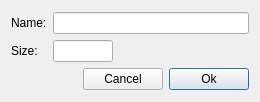
Above: src/widgets/new_tag_dialog.ui from pbmoeller/MinecraftNbtViewer before the change. Below: the same form after it.
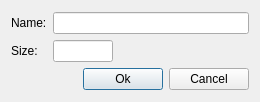
That is the form after the change.

Commit message: Switched the order of the Cancel and Ok button to match the default order.

What changed in the file:
```diff
--- a/src/widgets/new_tag_dialog.ui
+++ b/src/widgets/new_tag_dialog.ui
@@ -58,16 +58,6 @@
          </property>
         </spacer>
        </item>
-       <item>
-        <widget class="QPushButton" name="buttonCancel">
-         <property name="text">
-          <string>Cancel</string>
-         </property>
-         <property name="autoDefault">
-          <bool>false</bool>
-         </property>
-        </widget>
-       </item>
        <item>
         <widget class="QPushButton" name="buttonOk">
          <property name="text">
@@ -78,6 +68,16 @@
          </property>
         </widget>
        </item>
+       <item>
+        <widget class="QPushButton" name="buttonCancel">
+         <property name="text">
+          <string>Cancel</string>
+         </property>
+         <property name="autoDefault">
+          <bool>false</bool>
+         </property>
+        </widget>
+       </item>
       </layout>
      </item>
     </layout>
```
The commit also changes 1 other file.
